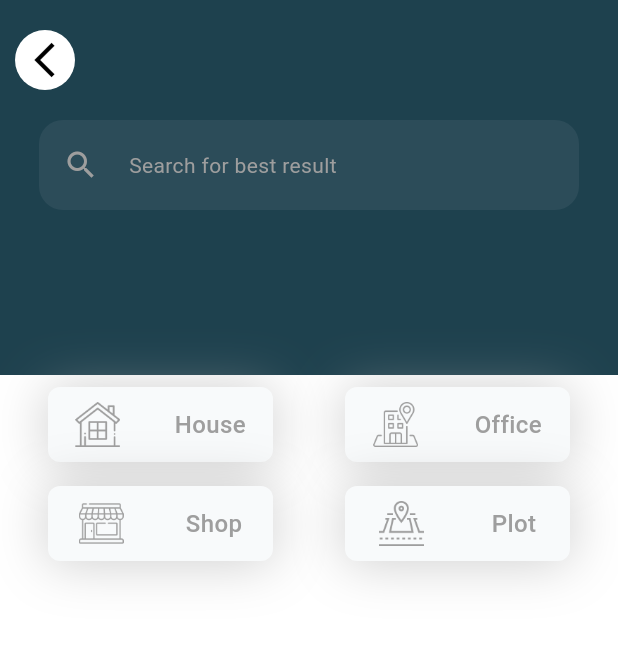
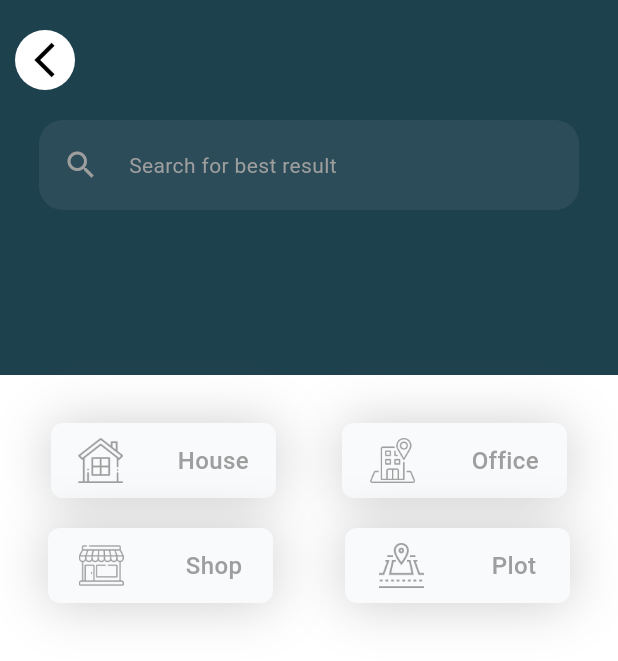
Before and after one commit to UsmanAfzal8/Real_Estate_Flutter, a Flutter app: the screen it shows after launch, on a phone screen of 412 x 824 dp. Shown: the top 661 px of the screen. Run offline on Flutter 3.47's test engine with Material 2 defaults, Android fonts, the phone set to English and light mode, and no system bars; Roboto replaces fonts that are missing (DMSans).

Commit message:
main screen update

```diff
--- a/lib/screen/main_screen.dart
+++ b/lib/screen/main_screen.dart
@@ -65,8 +65,9 @@ class MainScreen extends StatelessWidget {
                   ],
                 ),
               ),
+              const SizedBox(height: 20),
               Padding(
-                padding: const EdgeInsets.all(8.0),
+                padding: const EdgeInsets.all(12.0),
                 child: Row(
                   mainAxisAlignment: MainAxisAlignment.spaceAround,
                   children: <Widget>[
```
